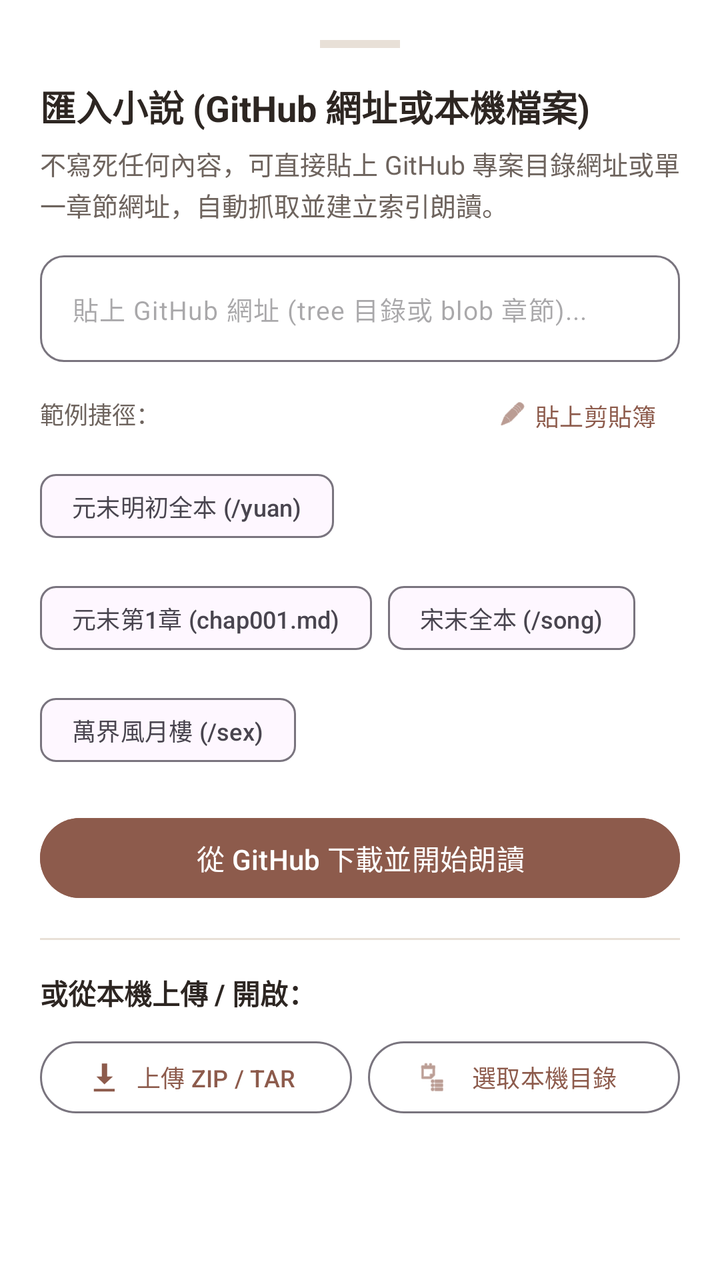
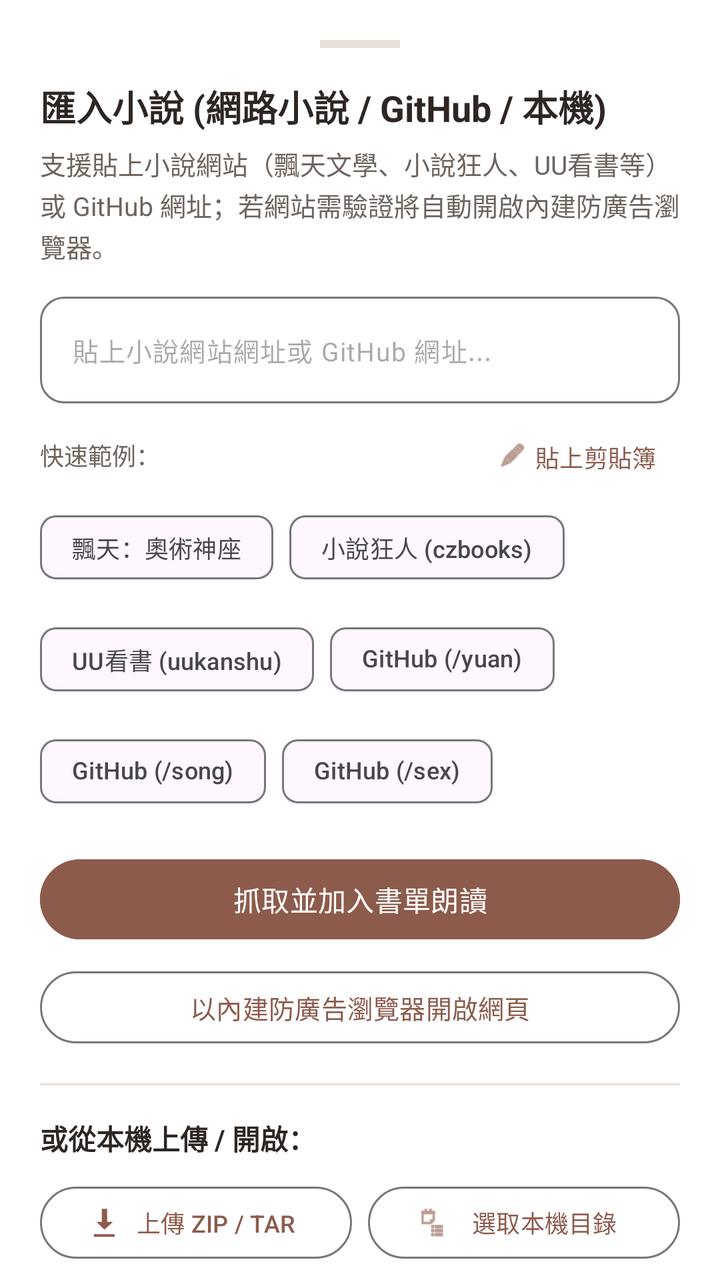

Compare the two renders of this Android layout. The source of the first and the diff that turns it into the second are given below.
<!-- AndroidManifest.xml: application theme Theme.NovelReader -->
<!-- res/layout/dialog_import_github.xml -->
<?xml version="1.0" encoding="utf-8"?>
<androidx.core.widget.NestedScrollView xmlns:android="http://schemas.android.com/apk/res/android"
    xmlns:app="http://schemas.android.com/apk/res-auto"
    android:layout_width="match_parent"
    android:layout_height="wrap_content"
    android:background="@color/bg_card">

    <LinearLayout
        android:layout_width="match_parent"
        android:layout_height="wrap_content"
        android:orientation="vertical"
        android:padding="20dp">

        
        <View
            android:layout_width="40dp"
            android:layout_height="4dp"
            android:layout_gravity="center_horizontal"
            android:layout_marginBottom="16dp"
            android:background="@color/divider" />

        <TextView
            android:layout_width="wrap_content"
            android:layout_height="wrap_content"
            android:text="匯入小說 (GitHub 網址或本機檔案)"
            android:textColor="@color/text_primary"
            android:textSize="18sp"
            android:textStyle="bold" />

        <TextView
            android:layout_width="wrap_content"
            android:layout_height="wrap_content"
            android:layout_marginTop="6dp"
            android:text="不寫死任何內容，可直接貼上 GitHub 專案目錄網址或單一章節網址，自動抓取並建立索引朗讀。"
            android:textColor="@color/text_secondary"
            android:textSize="13sp"
            android:lineSpacingExtra="2dp" />

        
        <com.google.android.material.textfield.TextInputLayout
            android:id="@+id/tilGithubUrl"
            style="@style/Widget.Material3.TextInputLayout.OutlinedBox"
            android:layout_width="match_parent"
            android:layout_height="wrap_content"
            android:layout_marginTop="16dp"
            app:boxCornerRadiusTopStart="12dp"
            app:boxCornerRadiusTopEnd="12dp"
            app:boxCornerRadiusBottomStart="12dp"
            app:boxCornerRadiusBottomEnd="12dp"
            app:endIconMode="clear_text"
            app:hintEnabled="false">

            <com.google.android.material.textfield.TextInputEditText
                android:id="@+id/etGithubUrl"
                android:layout_width="match_parent"
                android:layout_height="wrap_content"
                android:hint="貼上 GitHub 網址 (tree 目錄或 blob 章節)..."
                android:textSize="13sp"
                android:maxLines="3"
                android:inputType="textUri" />

        </com.google.android.material.textfield.TextInputLayout>

        
        <LinearLayout
            android:layout_width="match_parent"
            android:layout_height="wrap_content"
            android:orientation="horizontal"
            android:gravity="center_vertical"
            android:layout_marginTop="8dp">

            <TextView
                android:layout_width="0dp"
                android:layout_height="wrap_content"
                android:layout_weight="1"
                android:text="範例捷徑："
                android:textColor="@color/text_secondary"
                android:textSize="12sp" />

            <com.google.android.material.button.MaterialButton
                android:id="@+id/btnPasteClipboard"
                style="@style/Widget.Material3.Button.TextButton"
                android:layout_width="wrap_content"
                android:layout_height="36dp"
                android:text="貼上剪貼簿"
                android:textSize="12sp"
                app:icon="@android:drawable/ic_menu_edit"
                app:iconSize="14dp" />

        </LinearLayout>

        
        <com.google.android.material.chip.ChipGroup
            android:id="@+id/chipGroupExamples"
            android:layout_width="match_parent"
            android:layout_height="wrap_content"
            android:layout_marginTop="4dp">

            <com.google.android.material.chip.Chip
                android:id="@+id/chipExampleYuanTree"
                style="@style/Widget.Material3.Chip.Suggestion"
                android:layout_width="wrap_content"
                android:layout_height="wrap_content"
                android:text="元末明初全本 (/yuan)"
                android:textSize="12sp" />

            <com.google.android.material.chip.Chip
                android:id="@+id/chipExampleYuanChap1"
                style="@style/Widget.Material3.Chip.Suggestion"
                android:layout_width="wrap_content"
                android:layout_height="wrap_content"
                android:text="元末第1章 (chap001.md)"
                android:textSize="12sp" />

            <com.google.android.material.chip.Chip
                android:id="@+id/chipExampleGuixu"
                style="@style/Widget.Material3.Chip.Suggestion"
                android:layout_width="wrap_content"
                android:layout_height="wrap_content"
                android:text="宋末全本 (/song)"
                android:textSize="12sp" />

            <com.google.android.material.chip.Chip
                android:id="@+id/chipExampleFormosa"
                style="@style/Widget.Material3.Chip.Suggestion"
                android:layout_width="wrap_content"
                android:layout_height="wrap_content"
                android:text="萬界風月樓 (/sex)"
                android:textSize="12sp" />

        </com.google.android.material.chip.ChipGroup>

        
        <com.google.android.material.button.MaterialButton
            android:id="@+id/btnDownloadAndRead"
            android:layout_width="match_parent"
            android:layout_height="48dp"
            android:layout_marginTop="16dp"
            android:text="從 GitHub 下載並開始朗讀"
            android:backgroundTint="@color/primary"
            android:textColor="@android:color/white"
            app:cornerRadius="24dp" />

        <View
            android:layout_width="match_parent"
            android:layout_height="1dp"
            android:layout_marginVertical="16dp"
            android:background="@color/divider" />

        
        <TextView
            android:layout_width="wrap_content"
            android:layout_height="wrap_content"
            android:text="或從本機上傳 / 開啟："
            android:textColor="@color/text_primary"
            android:textSize="14sp"
            android:textStyle="bold" />

        <LinearLayout
            android:layout_width="match_parent"
            android:layout_height="wrap_content"
            android:orientation="horizontal"
            android:layout_marginTop="10dp"
            android:gravity="center">

            <com.google.android.material.button.MaterialButton
                android:id="@+id/btnUploadArchive"
                style="@style/Widget.Material3.Button.OutlinedButton"
                android:layout_width="0dp"
                android:layout_height="44dp"
                android:layout_weight="1"
                android:layout_marginEnd="8dp"
                android:text="上傳 ZIP / TAR"
                android:textSize="12sp"
                app:icon="@android:drawable/stat_sys_download"
                app:iconSize="16dp" />

            <com.google.android.material.button.MaterialButton
                android:id="@+id/btnSelectDirectory"
                style="@style/Widget.Material3.Button.OutlinedButton"
                android:layout_width="0dp"
                android:layout_height="44dp"
                android:layout_weight="1"
                android:text="選取本機目錄"
                android:textSize="12sp"
                app:icon="@android:drawable/ic_menu_agenda"
                app:iconSize="16dp" />

        </LinearLayout>

        
        <LinearLayout
            android:id="@+id/layoutProgress"
            android:layout_width="match_parent"
            android:layout_height="wrap_content"
            android:orientation="vertical"
            android:gravity="center"
            android:layout_marginTop="16dp"
            android:visibility="gone">

            <ProgressBar
                android:layout_width="36dp"
                android:layout_height="36dp" />

            <TextView
                android:id="@+id/tvProgressMessage"
                android:layout_width="wrap_content"
                android:layout_height="wrap_content"
                android:layout_marginTop="8dp"
                android:text="正在連線下載中..."
                android:textColor="@color/primary"
                android:textSize="13sp" />

        </LinearLayout>

    </LinearLayout>

</androidx.core.widget.NestedScrollView>
<!-- resources referenced by this layout -->
<resources>
  <color name="bg_card">#FFFFFF</color>
  <color name="divider">#E8E0D7</color>
  <color name="primary">#8D5B4C</color>
  <color name="text_primary">#2D2622</color>
  <color name="text_secondary">#6E645E</color>
  <style name="Theme.NovelReader" parent="Theme.Material3.DayNight.NoActionBar">
          <item name="colorPrimary">@color/primary</item>
          <item name="colorOnPrimary">#FFFFFF</item>
          <item name="colorPrimaryContainer">@color/primary_container</item>
          <item name="colorOnPrimaryContainer">@color/on_primary_container</item>
          <item name="android:statusBarColor">@android:color/transparent</item>
          <item name="android:navigationBarColor">@android:color/transparent</item>
          <item name="android:windowLightStatusBar">true</item>
          <item name="android:windowBackground">@color/bg_paper</item>
          <item name="android:windowLayoutInDisplayCutoutMode" tools:targetApi="p">shortEdges</item>
      </style>
  <color name="primary_container">#F5ECE8</color>
  <color name="on_primary_container">#3B1F17</color>
  <color name="bg_paper">#FAF7F2</color>
</resources>

<!-- the commit's change to res/layout/dialog_import_github.xml (unified diff, before → after) -->
@@ -22,7 +22,7 @@
         <TextView
             android:layout_width="wrap_content"
             android:layout_height="wrap_content"
-            android:text="匯入小說 (GitHub 網址或本機檔案)"
+            android:text="匯入小說 (網路小說 / GitHub / 本機)"
             android:textColor="@color/text_primary"
             android:textSize="18sp"
             android:textStyle="bold" />
@@ -31,7 +31,7 @@
             android:layout_width="wrap_content"
             android:layout_height="wrap_content"
             android:layout_marginTop="6dp"
-            android:text="不寫死任何內容，可直接貼上 GitHub 專案目錄網址或單一章節網址，自動抓取並建立索引朗讀。"
+            android:text="支援貼上小說網站（飄天文學、小說狂人、UU看書等）或 GitHub 網址；若網站需驗證將自動開啟內建防廣告瀏覽器。"
             android:textColor="@color/text_secondary"
             android:textSize="13sp"
             android:lineSpacingExtra="2dp" />
@@ -54,7 +54,7 @@
                 android:id="@+id/etGithubUrl"
                 android:layout_width="match_parent"
                 android:layout_height="wrap_content"
-                android:hint="貼上 GitHub 網址 (tree 目錄或 blob 章節)..."
+                android:hint="貼上小說網站網址或 GitHub 網址..."
                 android:textSize="13sp"
                 android:maxLines="3"
                 android:inputType="textUri" />
@@ -73,7 +73,7 @@
                 android:layout_width="0dp"
                 android:layout_height="wrap_content"
                 android:layout_weight="1"
-                android:text="範例捷徑："
+                android:text="快速範例："
                 android:textColor="@color/text_secondary"
                 android:textSize="12sp" />
 
@@ -97,19 +97,35 @@
             android:layout_marginTop="4dp">
 
             <com.google.android.material.chip.Chip
+                android:id="@+id/chipExamplePiaotia"
+                style="@style/Widget.Material3.Chip.Suggestion"
+                android:layout_width="wrap_content"
+                android:layout_height="wrap_content"
+                android:text="飄天：奧術神座"
+                android:textSize="12sp" />
+
+            <com.google.android.material.chip.Chip
+                android:id="@+id/chipExampleCzbooks"
+                style="@style/Widget.Material3.Chip.Suggestion"
+                android:layout_width="wrap_content"
+                android:layout_height="wrap_content"
+                android:text="小說狂人 (czbooks)"
+                android:textSize="12sp" />
+
+            <com.google.android.material.chip.Chip
+                android:id="@+id/chipExampleUukanshu"
+                style="@style/Widget.Material3.Chip.Suggestion"
+                android:layout_width="wrap_content"
+                android:layout_height="wrap_content"
+                android:text="UU看書 (uukanshu)"
+                android:textSize="12sp" />
+
+            <com.google.android.material.chip.Chip
                 android:id="@+id/chipExampleYuanTree"
                 style="@style/Widget.Material3.Chip.Suggestion"
                 android:layout_width="wrap_content"
                 android:layout_height="wrap_content"
-                android:text="元末明初全本 (/yuan)"
-                android:textSize="12sp" />
-
-            <com.google.android.material.chip.Chip
-                android:id="@+id/chipExampleYuanChap1"
-                style="@style/Widget.Material3.Chip.Suggestion"
-                android:layout_width="wrap_content"
-                android:layout_height="wrap_content"
-                android:text="元末第1章 (chap001.md)"
+                android:text="GitHub (/yuan)"
                 android:textSize="12sp" />
 
             <com.google.android.material.chip.Chip
@@ -117,7 +133,7 @@
                 style="@style/Widget.Material3.Chip.Suggestion"
                 android:layout_width="wrap_content"
                 android:layout_height="wrap_content"
-                android:text="宋末全本 (/song)"
+                android:text="GitHub (/song)"
                 android:textSize="12sp" />
 
             <com.google.android.material.chip.Chip
@@ -125,7 +141,7 @@
                 style="@style/Widget.Material3.Chip.Suggestion"
                 android:layout_width="wrap_content"
                 android:layout_height="wrap_content"
-                android:text="萬界風月樓 (/sex)"
+                android:text="GitHub (/sex)"
                 android:textSize="12sp" />
 
         </com.google.android.material.chip.ChipGroup>
@@ -136,10 +152,21 @@
             android:layout_width="match_parent"
             android:layout_height="48dp"
             android:layout_marginTop="16dp"
-            android:text="從 GitHub 下載並開始朗讀"
+            android:text="抓取並加入書單朗讀"
             android:backgroundTint="@color/primary"
             android:textColor="@android:color/white"
             app:cornerRadius="24dp" />
+
+        
+        <com.google.android.material.button.MaterialButton
+            android:id="@+id/btnOpenWebBrowser"
+            style="@style/Widget.Material3.Button.OutlinedButton"
+            android:layout_width="match_parent"
+            android:layout_height="44dp"
+            android:layout_marginTop="8dp"
+            android:text="以內建防廣告瀏覽器開啟網頁"
+            android:textSize="13sp"
+            app:cornerRadius="22dp" />
 
         <View
             android:layout_width="match_parent"
@@ -207,7 +234,7 @@
                 android:layout_width="wrap_content"
                 android:layout_height="wrap_content"
                 android:layout_marginTop="8dp"
-                android:text="正在連線下載中..."
+                android:text="正在連線抓取中..."
                 android:textColor="@color/primary"
                 android:textSize="13sp" />
 
